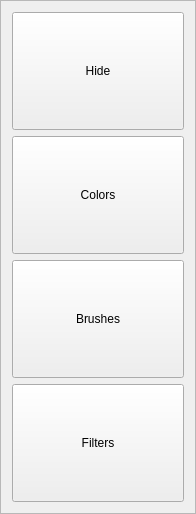
Qt form view/leftmenuwidget.ui (jm4R/TouchImage) before a commit.
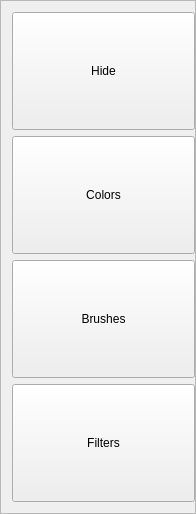
The same form after that commit.

The edit to the form file:
```diff
--- a/view/leftmenuwidget.ui
+++ b/view/leftmenuwidget.ui
@@ -20,6 +20,9 @@
    <enum>QFrame::Raised</enum>
   </property>
   <layout class="QVBoxLayout" name="verticalLayout">
+   <property name="rightMargin">
+    <number>0</number>
+   </property>
    <item>
     <widget class="QToolButton" name="hideButton">
      <property name="sizePolicy">
```
